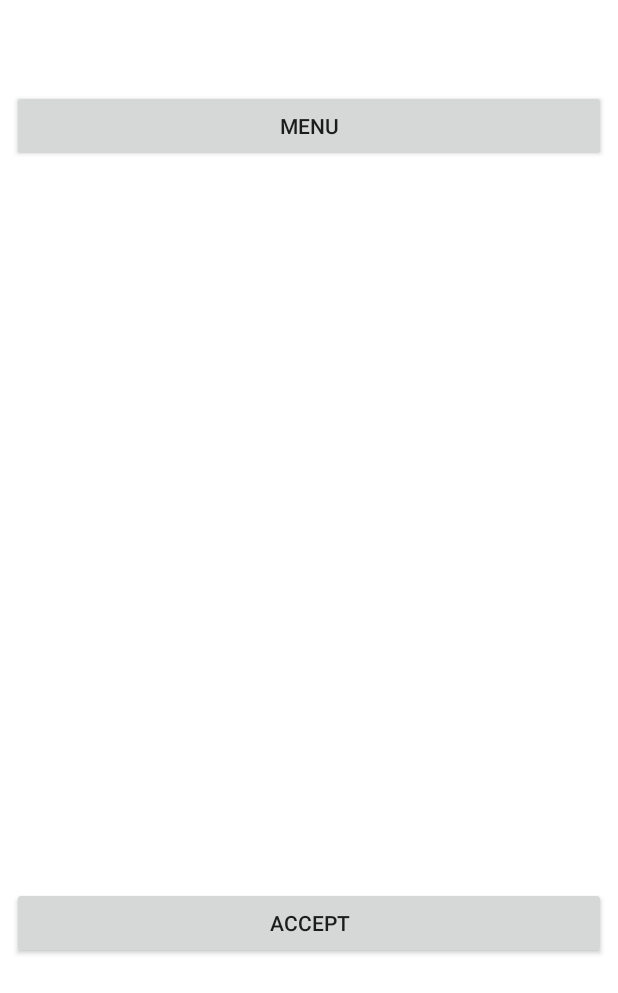
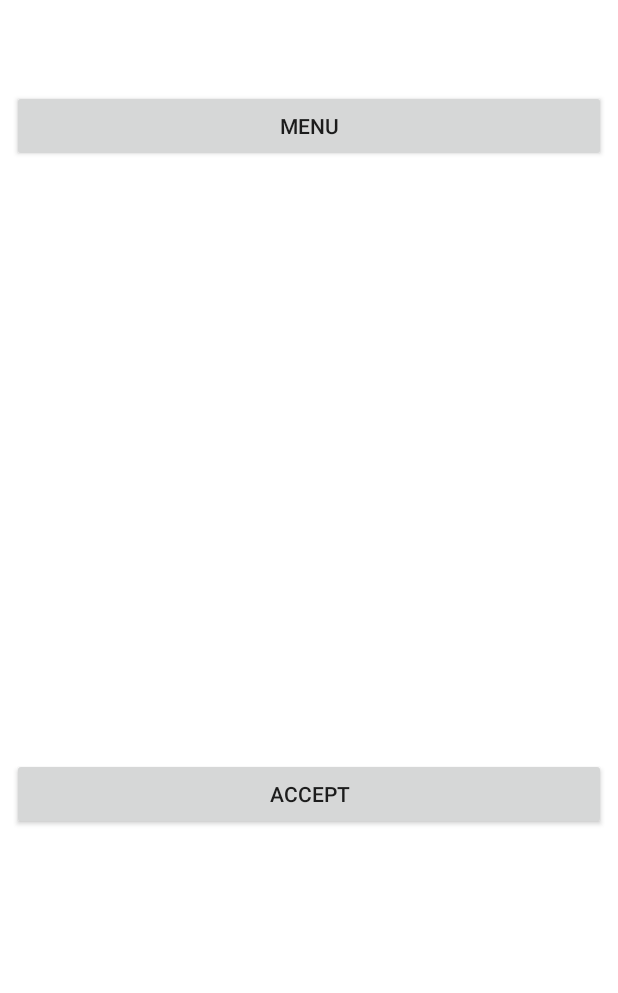
Before and after one commit to kukkikkpl/Calcurie, an Android app: the fragment SelectFoodFragment placed in its activity, on a phone screen of 412 x 824 dp. Shown: the top 993 px of the screen. Run offline under Robolectric (Android 15) with nearby library versions, the phone set to English and light mode, and no system bars; our stand-ins replace Firebase (no records; nobody signed in at launch, a user with empty details on screens opened directly), Picasso.

Commit message:
edit layout select_food

```diff
--- a/app/src/main/res/layout/fragment_select_food.xml
+++ b/app/src/main/res/layout/fragment_select_food.xml
@@ -21,7 +21,7 @@
 
         <LinearLayout
             android:layout_width="match_parent"
-            android:layout_height="wrap_content"
+            android:layout_height="match_parent"
             android:orientation="vertical">
 
             <Button
@@ -33,7 +33,7 @@
             <ListView
                 android:id="@+id/fragment_select_food_list"
                 android:layout_width="match_parent"
-                android:layout_height="483dp"
+                android:layout_height="397dp"
                 android:nestedScrollingEnabled="true" />
 
             <Button
```
